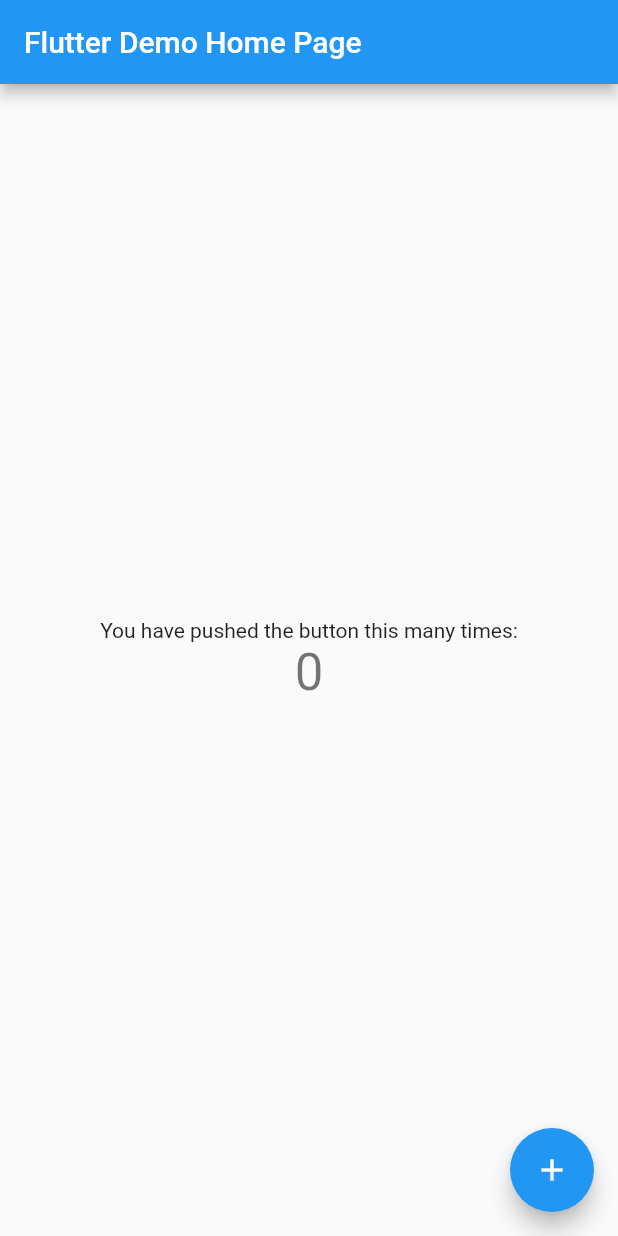
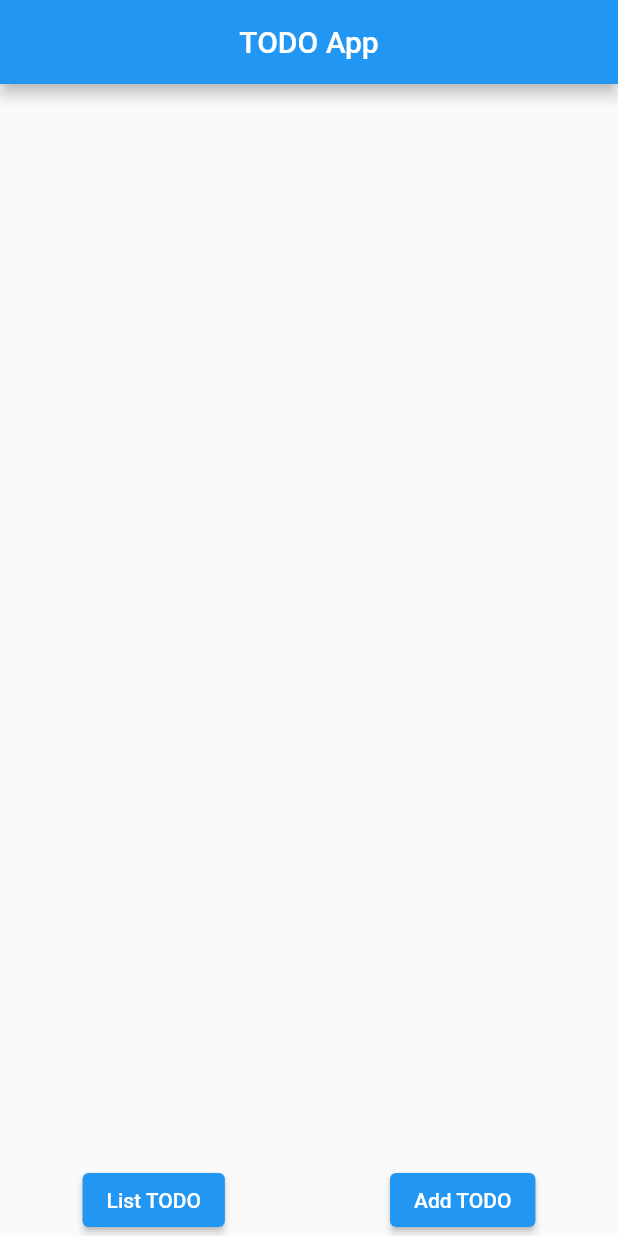
Before and after one commit to bahaaoz/Task1, a Flutter app: the screen it shows after launch, on a phone screen of 412 x 824 dp. Run offline on Flutter 3.47's test engine with Material 2 defaults, Android fonts, the phone set to English and light mode, and no system bars.

Commit message:
all code

```diff
--- /dev/null
+++ b/lib/Model/TODO.dart
@@ -0,0 +1,14 @@
+class TODO {
+  String name = "";
+  String description = "";
+  String dateDue = "";
+  DateTime? createdTime;
+  bool valueToggle = false;
+
+  TODO(
+    this.name,
+    this.description,
+    this.dateDue,
+    this.createdTime,
+  );
+}
--- /dev/null
+++ b/lib/Model/dataController.dart
@@ -0,0 +1,22 @@
+import 'package:flutter/cupertino.dart';
+
+import 'TODO.dart';
+
+class DataController extends ChangeNotifier {
+  List<TODO> list = [];
+
+  void addTODO(TODO newTodo) {
+    list.add(newTodo);
+    notifyListeners();
+  }
+
+  void rempveTODO(TODO todo) {
+    list.remove(todo);
+    notifyListeners();
+  }
+
+  void changToggle(bool value, int i) {
+    list[i].valueToggle = value;
+    notifyListeners();
+  }
+}
--- /dev/null
+++ b/lib/Screens/listPage.dart
@@ -0,0 +1,118 @@
+import 'package:flutter/material.dart';
+import 'package:provider/provider.dart';
+
+import '../Model/dataController.dart';
+
+class ListPage extends StatefulWidget {
+  const ListPage({Key? key}) : super(key: key);
+
+  @override
+  State<ListPage> createState() => _ListPageState();
+}
+
+class _ListPageState extends State<ListPage> {
+  @override
+  Widget build(BuildContext context) {
+    return Scaffold(
+      bottomNavigationBar:
+          Row(mainAxisAlignment: MainAxisAlignment.spaceAround, children: [
+        ElevatedButton(
+          onPressed: () {
+            Navigator.of(context).pushReplacementNamed("list");
+          },
+          child: const Text("List TODO"),
+        ),
+        ElevatedButton(
+          onPressed: () {
+            Navigator.of(context).pushReplacementNamed("add");
+          },
+          child: const Text("Add TODO"),
+        )
+      ]),
+      appBar: AppBar(
+        title: const Text("TODO App"),
+        centerTitle: true,
+      ),
+      body: Consumer<DataController>(
+        builder: (context, dataConroller, child) {
+          return ListView.builder(
+            itemCount: dataConroller.list.length,
+            itemBuilder: (context, index) {
+              return Container(
+                margin: const EdgeInsets.all(10),
+                padding: const EdgeInsets.all(5),
+                decoration: BoxDecoration(
+                    border: Border.all(color: Colors.black, width: 1),
+                    color: const Color.fromARGB(255, 215, 215, 215)),
+                child: Row(
+                  children: [
+                    Expanded(
+                      flex: 10,
+                      child: Column(
+                        crossAxisAlignment: CrossAxisAlignment.start,
+                        children: [
+                          Text(
+                            "Name : ${dataConroller.list[index].name}",
+                            style: const TextStyle(
+                              fontSize: 20,
+                              fontWeight: FontWeight.bold,
+                            ),
+                          ),
+                          Text(
+                            "Description : \n${dataConroller.list[index].description}",
+                            style: const TextStyle(
+                              fontSize: 16,
+                              fontWeight: FontWeight.bold,
+                            ),
+                          ),
+                          Container(
+                            padding: const EdgeInsets.all(5),
+                            decoration: const BoxDecoration(
+                              borderRadius:
+                                  BorderRadius.all(Radius.circular(10)),
+                              color: Colors.yellow,
+                            ),
+                            child: Text(
+                              "Date : ${dataConroller.list[index].dateDue}",
+                              style: const TextStyle(
+                                fontSize: 15,
+                                fontWeight: FontWeight.bold,
+                              ),
+                            ),
+                          ),
+                        ],
+                      ),
+                    ),
+                    Expanded(
+                      flex: 1,
+                      child: Column(
+                        mainAxisAlignment: MainAxisAlignment.spaceAround,
+                        children: [
+                          IconButton(
+                            onPressed: () {
+                              dataConroller
+                                  .rempveTODO(dataConroller.list[index]);
+                            },
+                            icon: const Icon(
+                              Icons.delete,
+                            ),
+                          ),
+                          Switch(
+                            value: dataConroller.list[index].valueToggle,
+                            onChanged: (value) {
+                              dataConroller.changToggle(value, index);
+                            },
+                          )
+                        ],
+                      ),
+                    )
+                  ],
+                ),
+              );
+            },
+          );
+        },
+      ),
+    );
+  }
+}
--- a/lib/main.dart
+++ b/lib/main.dart
@@ -1,115 +1,30 @@
 import 'package:flutter/material.dart';
+import 'package:provider/provider.dart';
+import 'package:task1/Model/dataController.dart';
+import 'package:task1/Screens/listPage.dart';
+
+import 'Screens/addPage.dart';
 
 void main() {
   runApp(const MyApp());
 }
 
 class MyApp extends StatelessWidget {
-  const MyApp({super.key});
+  const MyApp({Key? key}) : super(key: key);
 
-  // This widget is the root of your application.
   @override
   Widget build(BuildContext context) {
-    return MaterialApp(
-      title: 'Flutter Demo',
-      theme: ThemeData(
-        // This is the theme of your application.
-        //
-        // Try running your application with "flutter run". You'll see the
-        // application has a blue toolbar. Then, without quitting the app, try
-        // changing the primarySwatch below to Colors.green and then invoke
-        // "hot reload" (press "r" in the console where you ran "flutter run",
-        // or simply save your changes to "hot reload" in a Flutter IDE).
-        // Notice that the counter didn't reset back to zero; the application
-        // is not restarted.
-        primarySwatch: Colors.blue,
+    return ChangeNotifierProvider(
+      create: (context) => DataController(),
+      child: MaterialApp(
+        initialRoute: "list",
+        routes: {
+          "list": (context) => ListPage(),
+          "add": (context) => AddPage(),
+        },
+        debugShowCheckedModeBanner: false,
+        home: Scaffold(),
       ),
-      home: const MyHomePage(title: 'Flutter Demo Home Page'),
     );
   }
 }
-
-class MyHomePage extends StatefulWidget {
-  const MyHomePage({super.key, required this.title});
-
-  // This widget is the home page of your application. It is stateful, meaning
-  // that it has a State object (defined below) that contains fields that affect
-  // how it looks.
-
-  // This class is the configuration for the state. It holds the values (in this
-  // case the title) provided by the parent (in this case the App widget) and
-  // used by the build method of the State. Fields in a Widget subclass are
-  // always marked "final".
-
-  final String title;
-
-  @override
-  State<MyHomePage> createState() => _MyHomePageState();
-}
-
-class _MyHomePageState extends State<MyHomePage> {
-  int _counter = 0;
-
-  void _incrementCounter() {
-    setState(() {
-      // This call to setState tells the Flutter framework that something has
-      // changed in this State, which causes it to rerun the build method below
-      // so that the display can reflect the updated values. If we changed
-      // _counter without calling setState(), then the build method would not be
-      // called again, and so nothing would appear to happen.
-      _counter++;
-    });
-  }
-
-  @override
-  Widget build(BuildContext context) {
-    // This method is rerun every time setState is called, for instance as done
-    // by the _incrementCounter method above.
-    //
-    // The Flutter framework has been optimized to make rerunning build methods
-    // fast, so that you can just rebuild anything that needs updating rather
-    // than having to individually change instances of widgets.
-    return Scaffold(
-      appBar: AppBar(
-        // Here we take the value from the MyHomePage object that was created by
-        // the App.build method, and use it to set our appbar title.
-        title: Text(widget.title),
-      ),
-      body: Center(
-        // Center is a layout widget. It takes a single child and positions it
-        // in the middle of the parent.
-        child: Column(
-          // Column is also a layout widget. It takes a list of children and
-          // arranges them vertically. By default, it sizes itself to fit its
-          // children horizontally, and tries to be as tall as its parent.
-          //
-          // Invoke "debug painting" (press "p" in the console, choose the
-          // "Toggle Debug Paint" action from the Flutter Inspector in Android
-          // Studio, or the "Toggle Debug Paint" command in Visual Studio Code)
-          // to see the wireframe for each widget.
-          //
-          // Column has various properties to control how it sizes itself and
-          // how it positions its children. Here we use mainAxisAlignment to
-          // center the children vertically; the main axis here is the vertical
-          // axis because Columns are vertical (the cross axis would be
-          // horizontal).
-          mainAxisAlignment: MainAxisAlignment.center,
-          children: <Widget>[
-            const Text(
-              'You have pushed the button this many times:',
-            ),
-            Text(
-              '$_counter',
-              style: Theme.of(context).textTheme.headline4,
-            ),
-          ],
-        ),
-      ),
-      floatingActionButton: FloatingActionButton(
-        onPressed: _incrementCounter,
-        tooltip: 'Increment',
-        child: const Icon(Icons.add),
-      ), // This trailing comma makes auto-formatting nicer for build methods.
-    );
-  }
-}
```
Also changed, not shown: lib/Screens/addPage.dart (added, +150 -0 lines), pubspec.yaml (+4 -4 lines), pubspec.lock.
